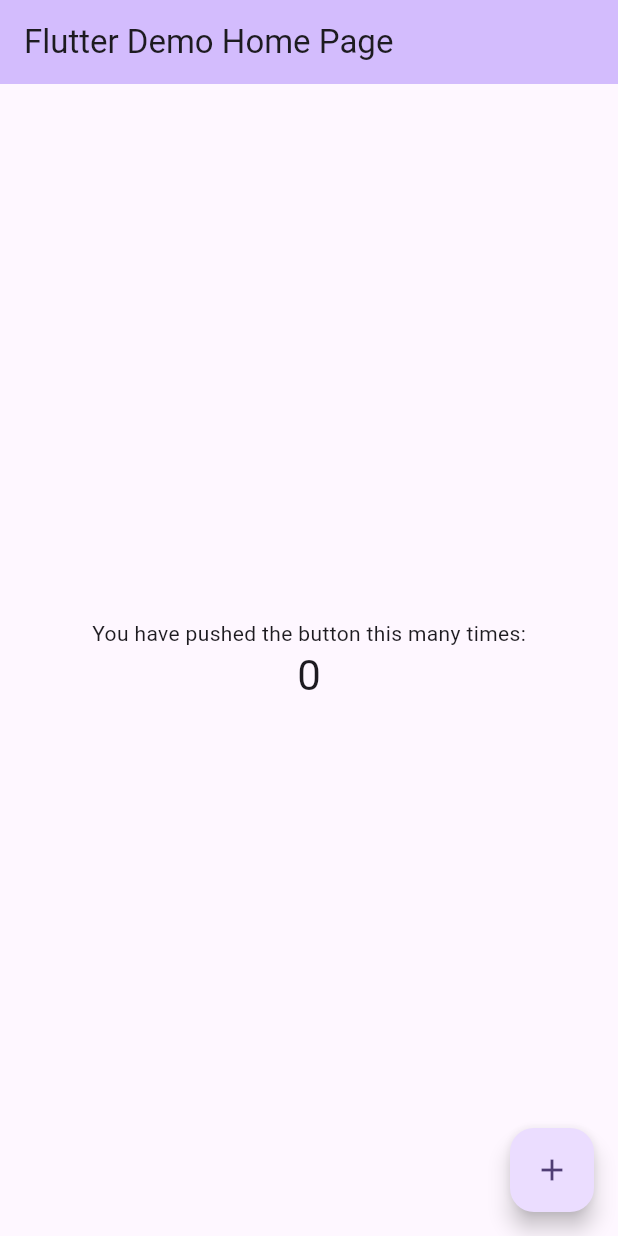
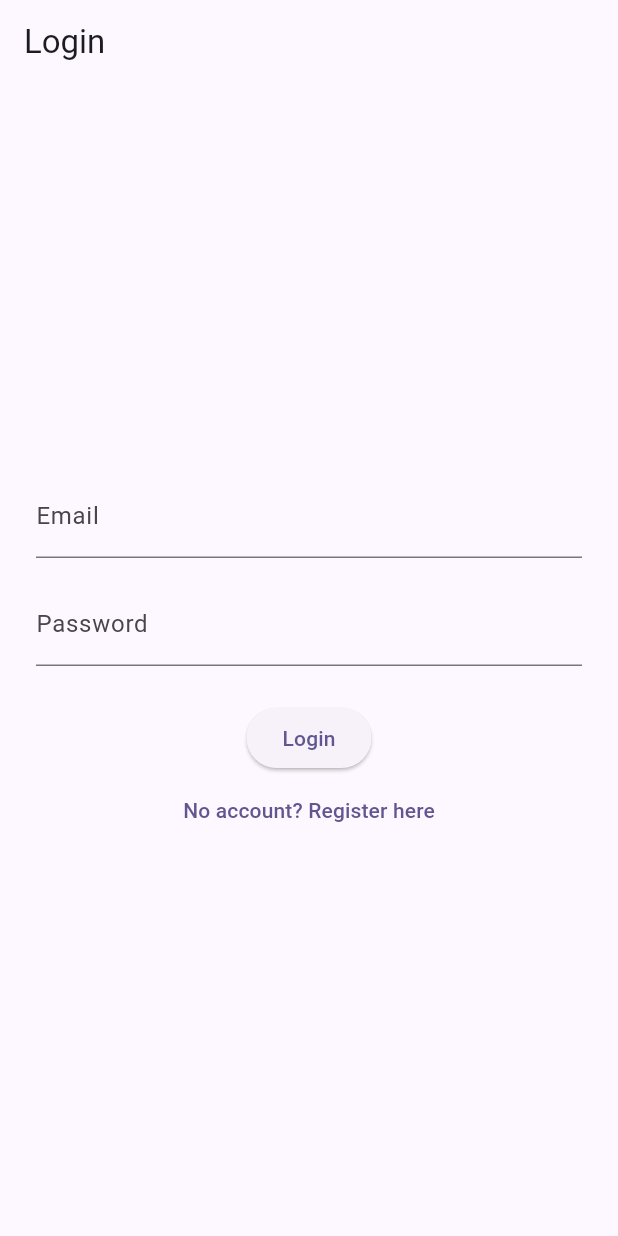
Before and after one commit to iamnouray/terhal, a Flutter app: the screen it shows after launch, on a phone screen of 412 x 824 dp. Run offline on Flutter 3.47's test engine with Material 3 defaults, Android fonts, the phone set to English and light mode, and no system bars; our stand-ins replace shared_preferences.

Commit message:
Added Flutter screens (register, login, survey) + demo filter

```diff
--- a/mobile/lib/main.dart
+++ b/mobile/lib/main.dart
@@ -1,4 +1,8 @@
 import 'package:flutter/material.dart';
+import 'package:shared_preferences/shared_preferences.dart';
+import 'screens/register_screen.dart';
+import 'screens/login_screen.dart';
+import 'screens/survey_screen.dart';
 
 void main() {
   runApp(const MyApp());
@@ -7,115 +11,52 @@ void main() {
 class MyApp extends StatelessWidget {
   const MyApp({super.key});
 
-  // This widget is the root of your application.
   @override
   Widget build(BuildContext context) {
     return MaterialApp(
-      title: 'Flutter Demo',
+      title: 'Terhal',
+      debugShowCheckedModeBanner: false,
       theme: ThemeData(
-        // This is the theme of your application.
-        //
-        // TRY THIS: Try running your application with "flutter run". You'll see
-        // the application has a purple toolbar. Then, without quitting the app,
-        // try changing the seedColor in the colorScheme below to Colors.green
-        // and then invoke "hot reload" (save your changes or press the "hot
-        // reload" button in a Flutter-supported IDE, or press "r" if you used
-        // the command line to start the app).
-        //
-        // Notice that the counter didn't reset back to zero; the application
-        // state is not lost during the reload. To reset the state, use hot
-        // restart instead.
-        //
-        // This works for code too, not just values: Most code changes can be
-        // tested with just a hot reload.
-        colorScheme: .fromSeed(seedColor: Colors.deepPurple),
+        colorScheme: ColorScheme.fromSeed(
+          seedColor: const Color(0xFF6B5EA8),
+        ),
+        useMaterial3: true,
       ),
-      home: const MyHomePage(title: 'Flutter Demo Home Page'),
+      initialRoute: '/login',
+      routes: {
+        '/register': (context) => const RegisterScreen(),
+        '/login': (context) => const LoginScreen(),
+        '/survey': (context) => const SurveyScreen(),
+        '/home': (context) => const HomeScreen(),
+      },
     );
   }
 }
 
-class MyHomePage extends StatefulWidget {
-  const MyHomePage({super.key, required this.title});
-
-  // This widget is the home page of your application. It is stateful, meaning
-  // that it has a State object (defined below) that contains fields that affect
-  // how it looks.
-
-  // This class is the configuration for the state. It holds the values (in this
-  // case the title) provided by the parent (in this case the App widget) and
-  // used by the build method of the State. Fields in a Widget subclass are
-  // always marked "final".
-
-  final String title;
-
-  @override
-  State<MyHomePage> createState() => _MyHomePageState();
-}
-
-class _MyHomePageState extends State<MyHomePage> {
-  int _counter = 0;
-
-  void _incrementCounter() {
-    setState(() {
-      // This call to setState tells the Flutter framework that something has
-      // changed in this State, which causes it to rerun the build method below
-      // so that the display can reflect the updated values. If we changed
-      // _counter without calling setState(), then the build method would not be
-      // called again, and so nothing would appear to happen.
-      _counter++;
-    });
-  }
+class HomeScreen extends StatelessWidget {
+  const HomeScreen({super.key});
 
   @override
   Widget build(BuildContext context) {
-    // This method is rerun every time setState is called, for instance as done
-    // by the _incrementCounter method above.
-    //
-    // The Flutter framework has been optimized to make rerunning build methods
-    // fast, so that you can just rebuild anything that needs updating rather
-    // than having to individually change instances of widgets.
     return Scaffold(
       appBar: AppBar(
-        // TRY THIS: Try changing the color here to a specific color (to
-        // Colors.amber, perhaps?) and trigger a hot reload to see the AppBar
-        // change color while the other colors stay the same.
-        backgroundColor: Theme.of(context).colorScheme.inversePrimary,
-        // Here we take the value from the MyHomePage object that was created by
-        // the App.build method, and use it to set our appbar title.
-        title: Text(widget.title),
+        title: const Text('Terhal'),
+        actions: [
+          IconButton(
+            icon: const Icon(Icons.logout),
+            onPressed: () async {
+              final prefs = await SharedPreferences.getInstance();
+              await prefs.clear();
+              Navigator.pushReplacementNamed(context, '/login');
+            },
+          ),
+        ],
       ),
-      body: Center(
-        // Center is a layout widget. It takes a single child and positions it
-        // in the middle of the parent.
-        child: Column(
-          // Column is also a layout widget. It takes a list of children and
-          // arranges them vertically. By default, it sizes itself to fit its
-          // children horizontally, and tries to be as tall as its parent.
-          //
-          // Column has various properties to control how it sizes itself and
-          // how it positions its children. Here we use mainAxisAlignment to
-          // center the children vertically; the main axis here is the vertical
-          // axis because Columns are vertical (the cross axis would be
-          // horizontal).
-          //
-          // TRY THIS: Invoke "debug painting" (choose the "Toggle Debug Paint"
-          // action in the IDE, or press "p" in the console), to see the
-          // wireframe for each widget.
-          mainAxisAlignment: .center,
-          children: [
-            const Text('You have pushed the button this many times:'),
-            Text(
-              '$_counter',
-              style: Theme.of(context).textTheme.headlineMedium,
-            ),
-          ],
+      body: const Center(
+        child: Text(
+          'Welcome to Terhal! 🌍',
+          style: TextStyle(fontSize: 24),
         ),
-      ),
-      floatingActionButton: FloatingActionButton(
-        onPressed: _incrementCounter,
-        tooltip: 'Increment',
-        child: const Icon(Icons.add),
       ),
     );
   }
--- /dev/null
+++ b/mobile/lib/screens/login_screen.dart
@@ -0,0 +1,82 @@
+import 'package:flutter/material.dart';
+import 'package:http/http.dart' as http;
+import 'dart:convert';
+import 'package:shared_preferences/shared_preferences.dart';
+
+class LoginScreen extends StatefulWidget {
+  const LoginScreen({super.key});
+
+  @override
+  State<LoginScreen> createState() => _LoginScreenState();
+}
+
+class _LoginScreenState extends State<LoginScreen> {
+  final _emailController = TextEditingController();
+  final _passwordController = TextEditingController();
+  bool _isLoading = false;
+
+  Future<void> _login() async {
+    setState(() => _isLoading = true);
+    try {
+      final response = await http.post(
+        Uri.parse('http://172.20.10.3:8000/users/login'),        headers: {'Content-Type': 'application/json'},
+        body: jsonEncode({
+          'email': _emailController.text,
+          'password': _passwordController.text,
+        }),
+      );
+      final data = jsonDecode(response.body);
+      if (data['error'] != null) {
+        ScaffoldMessenger.of(context).showSnackBar(
+          SnackBar(content: Text(data['error'])),
+        );
+      } else {
+        final prefs = await SharedPreferences.getInstance();
+        await prefs.setString('user_id', data['user']['_id']);
+        await prefs.setString('username', data['user']['username']);
+        Navigator.pushReplacementNamed(context, '/survey');
+      }
+    } catch (e) {
+      ScaffoldMessenger.of(context).showSnackBar(
+        const SnackBar(content: Text('Server connection error')),
+      );
+    }
+    setState(() => _isLoading = false);
+  }
+
+  @override
+  Widget build(BuildContext context) {
+    return Scaffold(
+      appBar: AppBar(title: const Text('Login')),
+      body: Padding(
+        padding: const EdgeInsets.all(24.0),
+        child: Column(
+          mainAxisAlignment: MainAxisAlignment.center,
+          children: [
+            TextField(
+              controller: _emailController,
+              decoration: const InputDecoration(labelText: 'Email'),
+            ),
+            const SizedBox(height: 16),
+            TextField(
+              controller: _passwordController,
+              obscureText: true,
+              decoration: const InputDecoration(labelText: 'Password'),
+            ),
+            const SizedBox(height: 24),
+            _isLoading
+                ? const CircularProgressIndicator()
+                : ElevatedButton(
+              onPressed: _login,
+              child: const Text('Login'),
+            ),
+            TextButton(
+              onPressed: () => Navigator.pushNamed(context, '/register'),
+              child: const Text('No account? Register here'),
+            ),
+          ],
+        ),
+      ),
+    );
+  }
+}
--- a/mobile/pubspec.yaml
+++ b/mobile/pubspec.yaml
@@ -34,6 +34,8 @@ dependencies:
   # The following adds the Cupertino Icons font to your application.
   # Use with the CupertinoIcons class for iOS style icons.
   cupertino_icons: ^1.0.8
+  http: ^1.6.0
+  shared_preferences: ^2.5.5
 
 dev_dependencies:
   flutter_test:
```
Also changed, not shown: mobile/lib/screens/register_screen.dart (added, +80 -0 lines), mobile/lib/screens/survey_screen.dart (added, +254 -0 lines), mobile/pubspec.lock, 1 other file.
